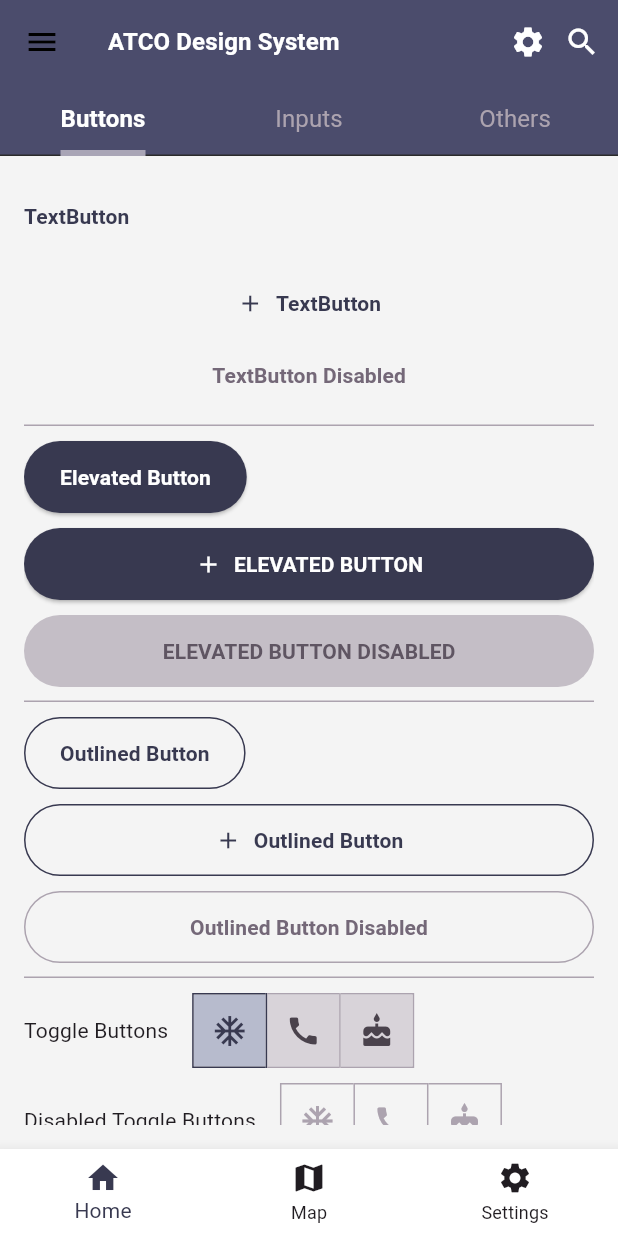
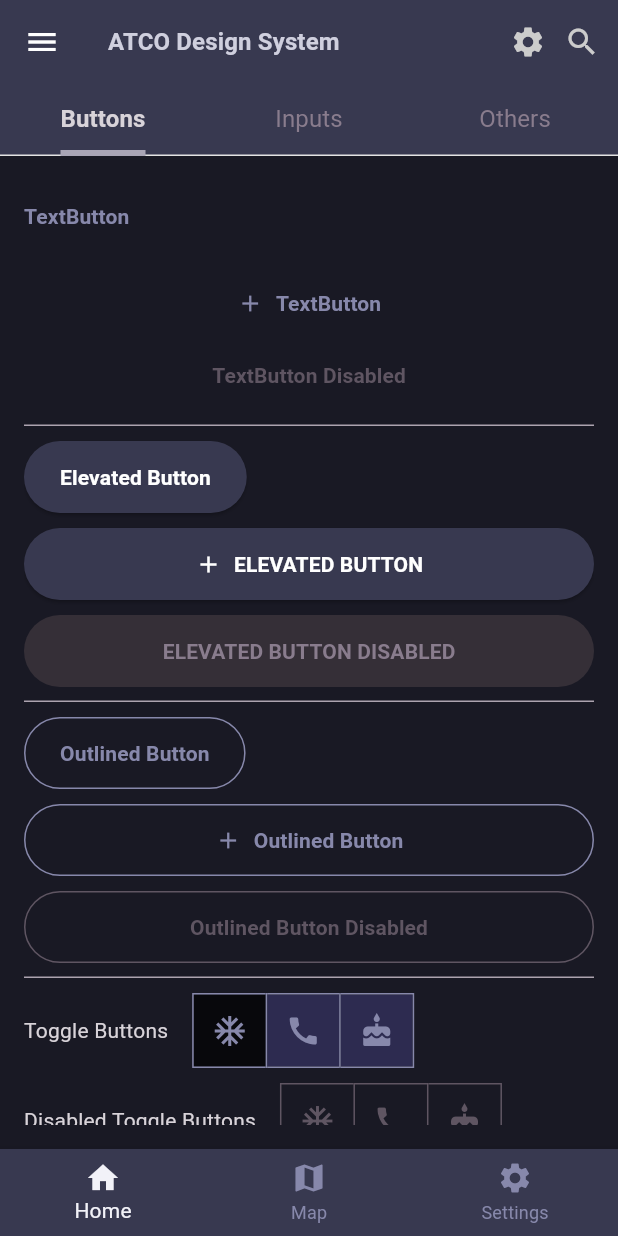
Before and after one commit to asifimtiazahmed/mat3_ui, a Flutter app: the screen it shows after launch, on a phone screen of 412 x 824 dp. Run offline on Flutter 3.47's test engine with Material 3 defaults, Android fonts, the phone set to English and light mode, and no system bars.

Commit message:
updating and tuning Dark mode color scheme

```diff
--- a/example/lib/main.dart
+++ b/example/lib/main.dart
@@ -17,7 +17,7 @@
   Widget build(BuildContext context) {
     return MaterialApp(
       themeMode: ThemeMode.system,
-      theme: Mat3Theme.lightTheme,
+      theme: Mat3Theme.darkTheme,
       darkTheme: Mat3Theme.darkTheme,
       title: 'Material3 Design System Demo',
       initialRoute: '/',
--- a/lib/src/resources/mat3_color_schemes.dart
+++ b/lib/src/resources/mat3_color_schemes.dart
@@ -1,4 +1,6 @@
 import 'package:flutter/material.dart';
+
+import '../../mat3_ui.dart';
 
 /// These Material 3 colors generated by Material theme builder at:
 /// https://m3.material.io/theme-builder#/custom
@@ -40,10 +42,10 @@
 /// These Material 3 colors generated by Material theme builder at:
 /// https://m3.material.io/theme-builder#/custom
 /// Verified by Lea.
-const darkColorScheme = ColorScheme(
+  ColorScheme darkColorScheme = ColorScheme(
   brightness: Brightness.dark,
-  primary: Color(0xFF80ABDB),
-  onPrimary: Color(0xFF002B5C),
+  primary: Mat3Colors.lavenderWeb[90]!, //List tile selected
+  onPrimary: Mat3Colors.spaceCadet,
   primaryContainer: Color(0xFF003D81),
   onPrimaryContainer: Color(0xFFBFD5ED),
   secondary: Color(0xFFF9D480),
--- a/lib/src/resources/mat3_colors.dart
+++ b/lib/src/resources/mat3_colors.dart
@@ -48,7 +48,7 @@
   // static const Color warningBackgroundAndGraphics = Color(0xFFF2A900);
   // static const Color warningBackgroundText = Color(0xFFA97600);
   static const Color bgLightMode = Color(0xFFF4F4F4); // neutral[95]
-  static const Color bgDarkMode = Color(0xFF121212); // neutral DM [10]
+  static Color bgDarkMode = primary[20]!; // neutral DM [10]
 }
 
 /// night
--- a/lib/src/theme/mat3_theme_appbar.dart
+++ b/lib/src/theme/mat3_theme_appbar.dart
@@ -10,14 +10,23 @@
   static final AppBarTheme lightTheme = AppBarTheme(
     backgroundColor: Mat3Colors.primary[50],
     actionsIconTheme: const IconThemeData(color: Mat3Colors.white),
-    iconTheme: const IconThemeData(color: Mat3Colors.error),
+    iconTheme: const IconThemeData(color: Mat3Colors.lavenderWeb),
     titleTextStyle: Mat3ThemeText.lightTheme.titleLarge?.copyWith(
-      color: Mat3Colors.white,
+      color: Mat3Colors.spaceCadet[99],
     ),
     toolbarTextStyle: Mat3ThemeText.lightTheme.titleSmall,
     centerTitle: false,
   );
 
   /// Dark theme configuration
-  static final AppBarTheme darkTheme = lightTheme;
+  static final AppBarTheme darkTheme = AppBarTheme(
+    backgroundColor: Mat3Colors.primary[40],
+    actionsIconTheme: IconThemeData(color: Mat3Colors.platinum[95]),
+    iconTheme: const IconThemeData(color: Mat3Colors.lavenderWeb),
+    titleTextStyle: Mat3ThemeText.lightTheme.titleLarge?.copyWith(
+      color: Mat3Colors.spaceCadet[99],
+    ),
+    toolbarTextStyle: Mat3ThemeText.lightTheme.titleSmall,
+    centerTitle: false,
+  );
 }
--- a/lib/src/theme/mat3_theme_bottom_nav_bar.dart
+++ b/lib/src/theme/mat3_theme_bottom_nav_bar.dart
@@ -15,8 +15,8 @@
 
   /// Dark theme configuration
   static final BottomNavigationBarThemeData darkTheme = lightTheme.copyWith(
-    backgroundColor: Mat3Colors.neutralDM[80],
-    selectedItemColor: Mat3Colors.primary[80],
-    unselectedItemColor: Mat3Colors.white,
+    backgroundColor: Mat3Colors.primary[40],
+    selectedItemColor: Mat3Colors.lavenderWeb[100],
+    unselectedItemColor: Mat3Colors.primary[80],
   );
 }
--- a/lib/src/theme/mat3_theme_button_text.dart
+++ b/lib/src/theme/mat3_theme_button_text.dart
@@ -33,9 +33,9 @@
     if (states.contains(MaterialState.disabled)) {
       return isLightMode ? Mat3Colors.neutral[50]! : Mat3Colors.neutral[40]!;
     } else if (states.contains(MaterialState.hovered) || states.contains(MaterialState.focused)) {
-      return isLightMode ? Mat3Colors.primary[20]! : Mat3Colors.primary[95]!;
+      return isLightMode ? Mat3Colors.primary[20]! : Mat3Colors.primary[80]!;
     } else if (states.contains(MaterialState.pressed)) {
-      return isLightMode ? Mat3Colors.primary[30]! : Mat3Colors.primary[80]!;
+      return isLightMode ? Mat3Colors.primary[30]! : Mat3Colors.primary[95]!;
     } else {
       return isLightMode ? Mat3Colors.primary : Mat3Colors.primary[80]!;
     }
@@ -45,7 +45,7 @@
     if (states.contains(MaterialState.hovered) || states.contains(MaterialState.focused)) {
       return Mat3Colors.transparent;
     } else if (states.contains(MaterialState.pressed)) {
-      return isLightMode ? Mat3Colors.primary[90]! : Mat3Colors.primary[20]!;
+      return isLightMode ? Mat3Colors.primary[90]! : Mat3Colors.primary[40]!;
     } else {
       return isLightMode ? Mat3Colors.primary : Mat3Colors.primary[90]!;
     }
--- a/lib/src/theme/mat3_theme_tabbar.dart
+++ b/lib/src/theme/mat3_theme_tabbar.dart
@@ -16,7 +16,7 @@
 
   /// Dark theme configuration
   static final TabBarTheme darkTheme = TabBarTheme(
-    labelColor: Mat3Colors.white,
+    labelColor: Mat3Colors.neutral[95],
     unselectedLabelColor: Mat3Colors.neutral[60],
     labelStyle: Mat3ThemeText.darkTheme.titleLarge,
     unselectedLabelStyle: Mat3ThemeText.darkTheme.titleMedium,
```
Also changed, not shown: lib/src/theme/mat3_theme_text.dart (+15 -15 lines).
